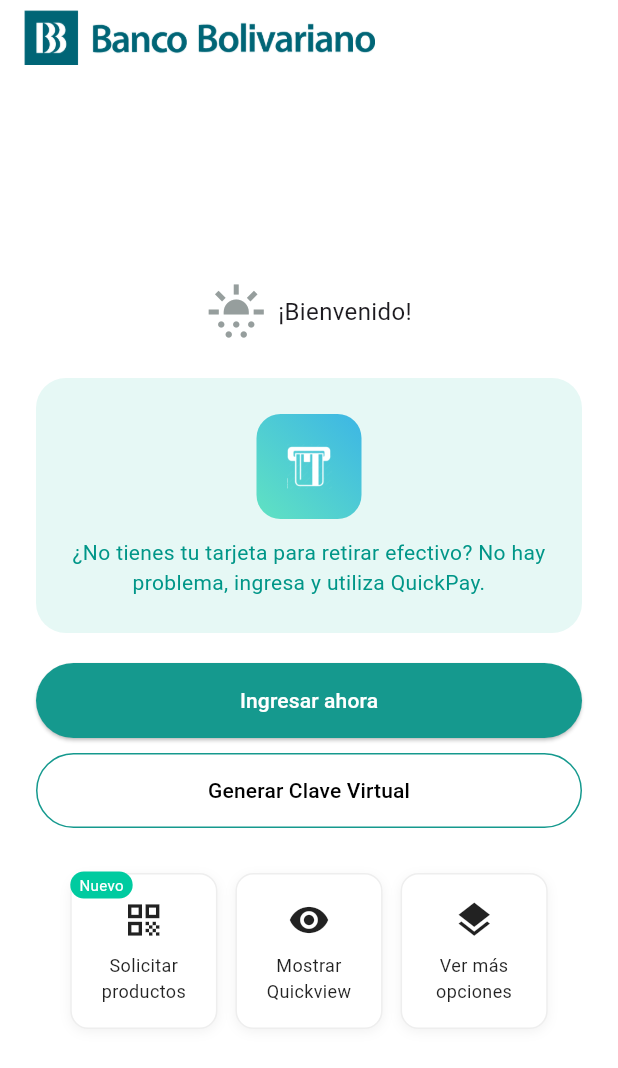
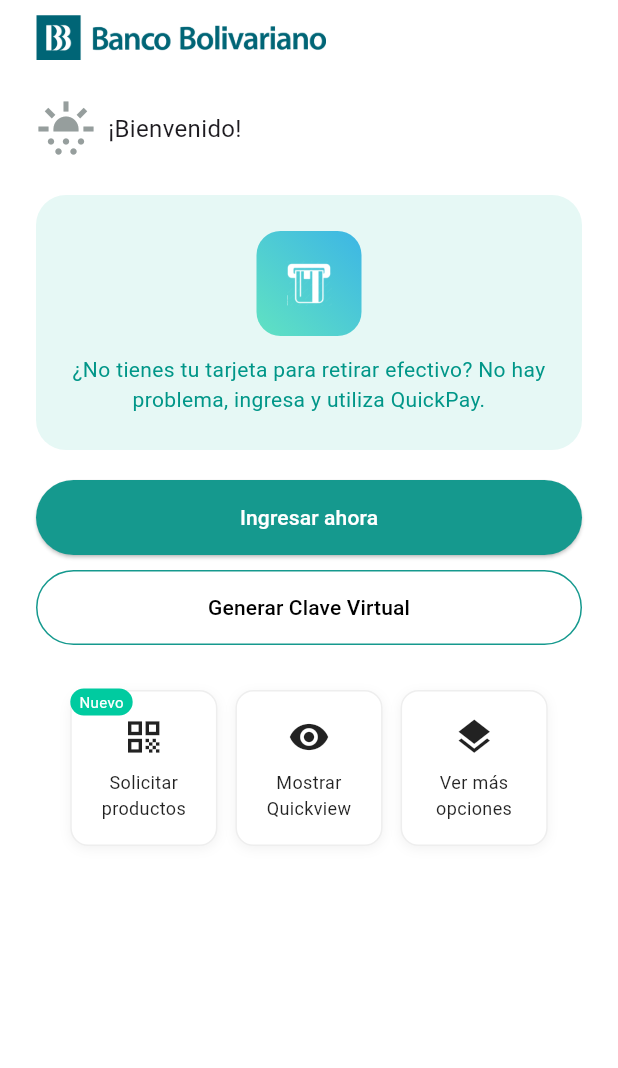
Before and after one commit to apatel-kv/DemoBankingapp, a Flutter app: the screen it shows after launch, after a tap on "Ingresar a la Banca Digital", on a phone screen of 412 x 824 dp. Shown: the top 1068 px of the screen. Run offline on Flutter 3.47's test engine with Material 3 defaults, Android fonts, the phone set to English and light mode, and no system bars; our stand-ins replace carousel_slider.

Commit message:
Refactor BlogCard and CarouselCard for improved layout and responsiveness; adjust HomeScreen app bar and body alignment

```diff
--- a/lib/components/blog_card.dart
+++ b/lib/components/blog_card.dart
@@ -16,33 +16,39 @@
 
   @override
   Widget build(BuildContext context) {
-    return Card(
+    return LayoutBuilder(
+      builder: (context, constraints) {
+        double maxCardWidth = constraints.maxWidth > 600 ? 600 : double.infinity;
+
+        return Center(
+          child: ConstrainedBox(
+            constraints: BoxConstraints(maxWidth: maxCardWidth),
+            child: Card(
               color: Colors.white,
-      shape: RoundedRectangleBorder(borderRadius: BorderRadius.circular(16)),
+              shape: RoundedRectangleBorder(
+                borderRadius: BorderRadius.circular(16),
+              ),
               elevation: 4,
               margin: const EdgeInsets.only(bottom: 16),
               child: Column(
                 crossAxisAlignment: CrossAxisAlignment.start,
                 children: [
-          // Image
                   ClipRRect(
                     borderRadius: const BorderRadius.vertical(top: Radius.circular(16)),
                     child: Image.asset(
                       imagePath,
-              height: 160,
                       width: double.infinity,
+                      height: 200,
                       fit: BoxFit.cover,
                     ),
                   ),
-          // Tag, Title & Description
                   Padding(
                     padding: const EdgeInsets.all(16),
                     child: Column(
                       crossAxisAlignment: CrossAxisAlignment.start,
                       children: [
                         Container(
-                  padding:
-                      const EdgeInsets.symmetric(horizontal: 10, vertical: 4),
+                          padding: const EdgeInsets.symmetric(horizontal: 10, vertical: 4),
                           decoration: BoxDecoration(
                             color: const Color(0xFFE0EBFF),
                             borderRadius: BorderRadius.circular(8),
@@ -77,6 +83,10 @@
                   ),
                 ],
               ),
+            ),
+          ),
+        );
+      },
     );
   }
 }
--- a/lib/components/carousel_card.dart
+++ b/lib/components/carousel_card.dart
@@ -16,72 +16,38 @@
 
   @override
   Widget build(BuildContext context) {
-    return LayoutBuilder(
-      builder: (context, constraints) {
-        return Card(
-          color: Colors.white,
+    final screenWidth = MediaQuery.of(context).size.width;
+    final double cardWidth = screenWidth < 600 ? screenWidth * 0.9 : 400;
+
+    return Center(
+      child: Container(
+        width: cardWidth,
+        child: Card(
           shape: RoundedRectangleBorder(borderRadius: BorderRadius.circular(16)),
           elevation: 4,
-          margin: const EdgeInsets.only(bottom: 16),
+          clipBehavior: Clip.antiAlias,
           child: Column(
             crossAxisAlignment: CrossAxisAlignment.start,
+            mainAxisSize: MainAxisSize.min, // Allows card height to adapt
             children: [
-              ClipRRect(
-                borderRadius:
-                    const BorderRadius.vertical(top: Radius.circular(16)),
-                child: Image.asset(
+              Image.asset(
                 imagePath,
-                  height: constraints.maxHeight * 0.5,
                 width: double.infinity,
                 fit: BoxFit.cover,
               ),
-              ),
-              Expanded(
-                child: Padding(
-                  padding: const EdgeInsets.all(12),
-                  child: Column(
-                    crossAxisAlignment: CrossAxisAlignment.start,
-                    children: [
-                      Container(
-                        padding: const EdgeInsets.symmetric(
-                            horizontal: 10, vertical: 4),
-                        decoration: BoxDecoration(
-                          color: const Color(0xFFE0EBFF),
-                          borderRadius: BorderRadius.circular(8),
-                        ),
+              Center(
                 child: Text(
-                          tagText,
-                          style: const TextStyle(
-                            fontSize: 12,
-                            color: Color(0xFF4777E1),
-                            fontWeight: FontWeight.w500,
-                          ),
-                        ),
-                      ),
-                      const SizedBox(height: 6),
-                      Text(
                         title,
                         style: const TextStyle(
                           fontWeight: FontWeight.bold,
                           fontSize: 16,
                         ),
                       ),
-                      const SizedBox(height: 4),
-                      Text(
-                        description,
-                        style: const TextStyle(
-                          fontSize: 14,
-                          color: Colors.black87,
-                        ),
               ),
             ],
           ),
         ),
       ),
-            ],
-          ),
-        );
-      },
     );
   }
 }
--- a/lib/components/promoCarousel .dart
+++ b/lib/components/promoCarousel .dart
@@ -45,7 +45,7 @@
             "Descubre las promociones disponibles",
             style: TextStyle(color: Colors.grey),
           ),
-          const SizedBox(height: 24),
+
           CarouselSlider(
   options: CarouselOptions(
               height: screenHeight * 0.4, // 40% of screen height
--- a/lib/screens/home_screen.dart
+++ b/lib/screens/home_screen.dart
@@ -103,42 +103,59 @@
           appBar: AppBar(
             backgroundColor: Colors.white,
             toolbarHeight: 50,
-            leadingWidth: 250,
-            leading: Padding(
-              padding: const EdgeInsets.only(left: 16.0),
-              child: Image.asset(
+            elevation: 0,
+            automaticallyImplyLeading: false,
+            surfaceTintColor: Colors.transparent,
+            shadowColor: Colors.transparent,
+            title: Row(
+              children: [
+                Builder(
+                  builder: (context) {
+                    final isDesktop = MediaQuery.of(context).size.width >= 1024;
+                    final canPop = Navigator.canPop(context);
+                    if (isDesktop && canPop) {
+                      return IconButton(
+                        icon: const Icon(Icons.arrow_back, color: Colors.black),
+                        onPressed: () => Navigator.pop(context),
+                        tooltip: 'Volver',
+                      );
+                    }
+                    return const SizedBox.shrink();
+                  },
+                ),
+                const SizedBox(width: 8),
+                Image.asset(
                   'assets/images/logo-bb-mobile.png',
+                  height: 30,
                   fit: BoxFit.contain,
                 ),
+              ],
             ),
           ),
           backgroundColor: Colors.white,
-          body: Center(
+          body: Align(
+            alignment: Alignment.topCenter,
             child: ConstrainedBox(
               constraints: const BoxConstraints(maxWidth: 1000),
               child: SingleChildScrollView(
                 physics: const ClampingScrollPhysics(),
-                padding:
-                    const EdgeInsets.symmetric(horizontal: 24, vertical: 32),
+                padding: const EdgeInsets.symmetric(horizontal: 24, vertical: 16),
                 child: Column(
                   crossAxisAlignment: CrossAxisAlignment.center,
                   children: [
-                    Center(
-                      child: Row(
-                        mainAxisSize: MainAxisSize.min,
-                        children: [
-                          const Icon(
+                    Row(
+                      children: const [
+                        Icon(
                           Icons.sunny_snowing,
                           color: Color.fromARGB(255, 150, 158, 157),
                           size: 40,
                         ),
-                          const SizedBox(width: 8),
-                          const Text(
+                        SizedBox(width: 8),
+                        Text(
                           '¡Bienvenido!',
                           style: TextStyle(fontSize: 16),
                         ),
                       ],
-                      ),
                     ),
                     const SizedBox(height: 24),
                     Container(
```
Lines whose indentation alone changed are shown as unchanged.
